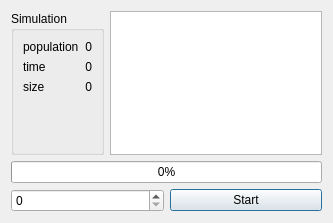
Above: widget/simulationdialog.ui from dridk/estel before the change. Below: the same form after it.
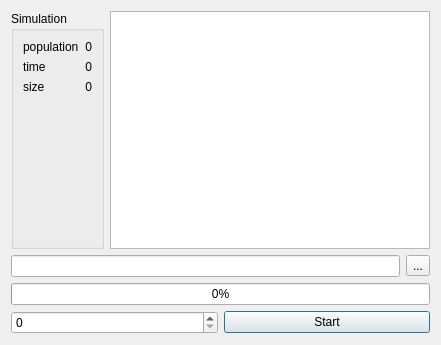
That is the form after the change.

Patch:
```diff
--- a/widget/simulationdialog.ui
+++ b/widget/simulationdialog.ui
@@ -6,8 +6,8 @@
    <rect>
     <x>0</x>
     <y>0</y>
-    <width>333</width>
-    <height>223</height>
+    <width>441</width>
+    <height>345</height>
    </rect>
   </property>
   <property name="windowTitle">
@@ -22,6 +22,9 @@
         <string>Simulation</string>
        </property>
        <layout class="QFormLayout" name="formLayout">
+        <property name="fieldGrowthPolicy">
+         <enum>QFormLayout::AllNonFixedFieldsGrow</enum>
+        </property>
         <item row="0" column="0">
          <widget class="QLabel" name="label">
           <property name="frameShadow">
@@ -88,6 +91,20 @@
      </item>
     </layout>
    </item>
+   <item>
+    <layout class="QHBoxLayout" name="horizontalLayout_3">
+     <item>
+      <widget class="QLineEdit" name="lineEdit"/>
+     </item>
+     <item>
+      <widget class="QToolButton" name="toolButton">
+       <property name="text">
+        <string>...</string>
+       </property>
+      </widget>
+     </item>
+    </layout>
+   </item>
    <item>
     <widget class="QProgressBar" name="progressBar">
      <property name="value">
```
Left out of the diff: 4 changed lines with no effect on the pictures.
